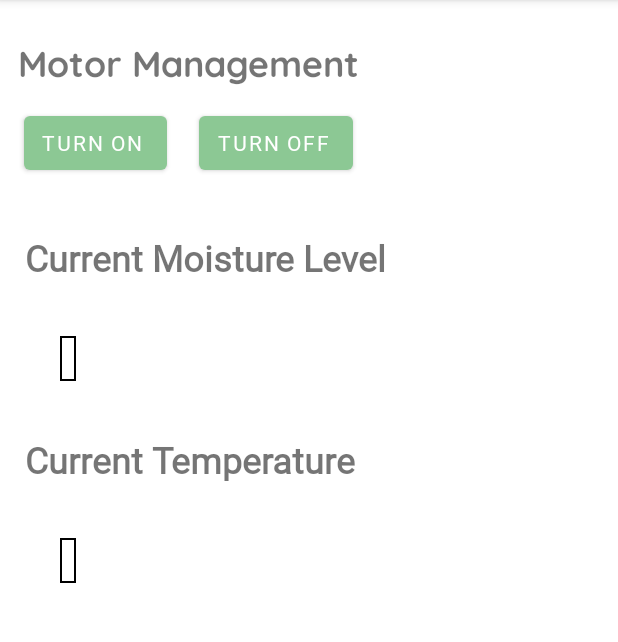
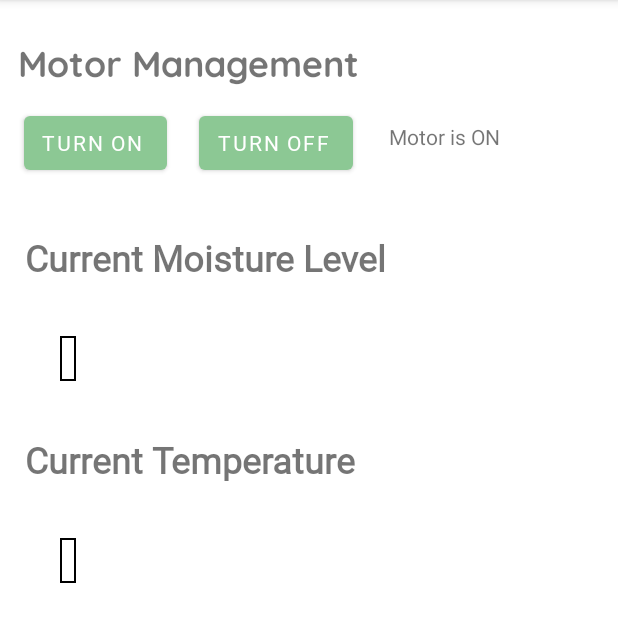
Before and after one commit to sidchiku9/SmartAgricultureSystem, an Android app: the screen it shows after launch (MainActivity), on a phone screen of 412 x 824 dp, the part 84-726 px from its top. Run offline under Robolectric (Android 15) with nearby library versions, the phone set to English and light mode, and no system bars; our stand-ins replace Firebase (no records; nobody signed in at launch, a user with empty details on screens opened directly); 4 statements that could not run were skipped.

Commit message:
Commit 4 : Add DC Motor TV

```diff
--- a/app/src/main/java/com/sidchiku9/studio42firstapp/MainActivity.kt
+++ b/app/src/main/java/com/sidchiku9/studio42firstapp/MainActivity.kt
@@ -13,6 +13,7 @@ class MainActivity : AppCompatActivity() {
     private var moistureReference: DatabaseReference? = null
     private var temperatureReference: DatabaseReference? = null
     private var humidityReference: DatabaseReference? = null
+    private var dcStatus: DatabaseReference? = null
 
     override fun onCreate(savedInstanceState: Bundle?) {
         super.onCreate(savedInstanceState)
@@ -23,6 +24,7 @@ class MainActivity : AppCompatActivity() {
         val moistureTextView = findViewById<TextView>(R.id.moistureUpdate)
         val temperatureTextView = findViewById<TextView>(R.id.temperatureUpdate)
         val humidityTextView = findViewById<TextView>(R.id.humidityUpdate)
+        val dcMotorStatus = findViewById<TextView>(R.id.dcMotorStatus)
 
         //DC MOTOR
 
@@ -34,6 +36,27 @@ class MainActivity : AppCompatActivity() {
         turnOffbutton.setOnClickListener {
             mDatabase!!.child("DC Motor Status").setValue(0)
         }
+
+        //DC MOTOR READ VALUE
+
+        dcStatus = FirebaseDatabase.getInstance().getReference("DC Motor Status")
+
+        dcStatus?.addValueEventListener(object : ValueEventListener{
+            override fun onDataChange(snapshot: DataSnapshot) {
+                val dcStatus = snapshot.value.toString()
+
+                if(dcStatus == "0"){
+                    dcMotorStatus.text = "Motor is OFF"
+                }
+                else{
+                    dcMotorStatus.text = "Motor is ON"
+                }
+            }
+
+            override fun onCancelled(error: DatabaseError) {
+                TODO("Not yet implemented")
+            }
+        })
 
         //SOIL MOISTURE SENSOR
 
--- a/app/src/main/res/layout/activity_main.xml
+++ b/app/src/main/res/layout/activity_main.xml
@@ -119,12 +119,12 @@
 
     <Button
         android:id="@+id/offButton"
+        style="@style/Widget.MaterialComponents.Button.Icon"
         android:layout_width="wrap_content"
         android:layout_height="wrap_content"
         android:layout_marginStart="21dp"
+        android:layout_marginTop="14dp"
         android:fontFamily="@font/quicksandsemibold"
-        android:layout_marginTop="14dp"
-        style="@style/Widget.MaterialComponents.Button.Icon"
         android:text="@string/turnOff"
         app:layout_constraintStart_toEndOf="@+id/onButton"
         app:layout_constraintTop_toBottomOf="@+id/motorManagementTV" />
@@ -166,4 +166,14 @@
         app:layout_constraintTop_toBottomOf="@+id/suggestionUpdate"
         app:srcCompat="@drawable/grass" />
 
+    <TextView
+        android:id="@+id/dcMotorStatus"
+        android:layout_width="98dp"
+        android:layout_height="29dp"
+        android:layout_marginStart="24dp"
+        android:layout_marginTop="24dp"
+        android:text="TextView"
+        app:layout_constraintStart_toEndOf="@+id/offButton"
+        app:layout_constraintTop_toBottomOf="@+id/motorManagementTV" />
+
 </androidx.constraintlayout.widget.ConstraintLayout>
```
